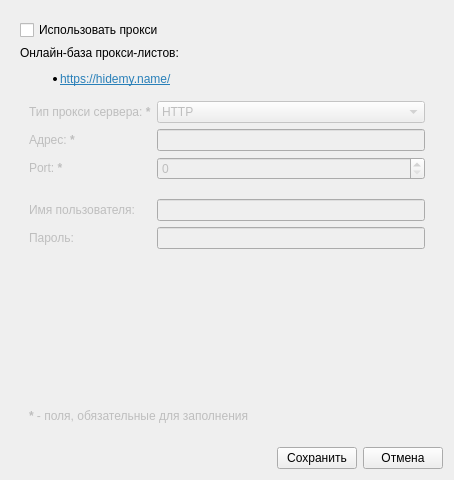
The window that ui/settingsform.ui (0valse/voiceover) describes before a commit, drawn with Qt 5.
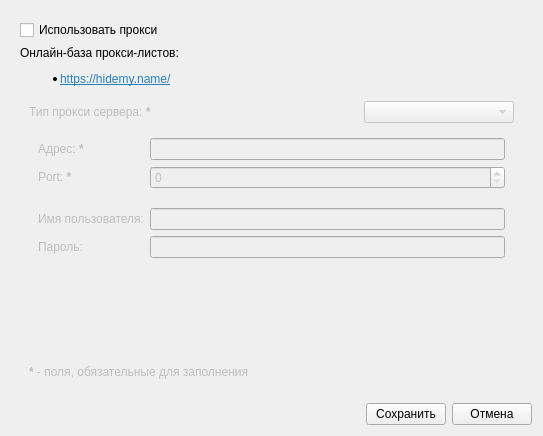
The same window after the commit. Icons and pictures are not drawn.

Patch:
```diff
--- a/ui/settingsform.ui
+++ b/ui/settingsform.ui
@@ -6,8 +6,8 @@
    <rect>
     <x>0</x>
     <y>0</y>
-    <width>454</width>
-    <height>480</height>
+    <width>543</width>
+    <height>436</height>
    </rect>
   </property>
   <property name="windowTitle">
@@ -58,46 +58,52 @@
          <property name="enabled">
           <bool>false</bool>
          </property>
-         <layout class="QGridLayout" name="gridLayout">
-          <item row="0" column="0" colspan="2">
+         <layout class="QVBoxLayout" name="verticalLayout_3">
+          <item>
+           <layout class="QHBoxLayout" name="horizontalLayout_2">
+            <item>
            <widget class="QLabel" name="labelProxyType">
             <property name="text">
              <string>&lt;html&gt;&lt;head/&gt;&lt;body&gt;&lt;p&gt;Тип прокси сервера:  &lt;span style=&quot; font-weight:600;&quot;&gt;*&lt;/span&gt;&lt;/p&gt;&lt;/body&gt;&lt;/html&gt;</string>
             </property>
            </widget>
           </item>
-          <item row="0" column="2">
+            <item>
+             <spacer name="horizontalSpacer_2">
+              <property name="orientation">
+               <enum>Qt::Horizontal</enum>
+              </property>
+              <property name="sizeHint" stdset="0">
+               <size>
+                <width>40</width>
+                <height>20</height>
+               </size>
+              </property>
+             </spacer>
+            </item>
+            <item>
            <widget class="QComboBox" name="comboBoxProxyType">
-            <item>
-             <property name="text">
-              <string>HTTP</string>
-             </property>
-            </item>
-            <item>
-             <property name="text">
-              <string>HTTPS</string>
-             </property>
-            </item>
-            <item>
-             <property name="text">
-              <string>SOCKS4</string>
-             </property>
-            </item>
-            <item>
-             <property name="text">
-              <string>SOCKS5</string>
-             </property>
-            </item>
-           </widget>
-          </item>
-          <item row="1" column="0">
+              <property name="minimumSize">
+               <size>
+                <width>150</width>
+                <height>0</height>
+               </size>
+              </property>
+             </widget>
+            </item>
+           </layout>
+          </item>
+          <item>
+           <widget class="QWidget" name="widgetOps" native="true">
+            <layout class="QGridLayout" name="gridLayout">
+             <item row="0" column="0">
            <widget class="QLabel" name="labelProxyIP">
             <property name="text">
              <string>&lt;html&gt;&lt;head/&gt;&lt;body&gt;&lt;p&gt;Адрес:  &lt;span style=&quot; font-weight:600;&quot;&gt;*&lt;/span&gt;&lt;/p&gt;&lt;/body&gt;&lt;/html&gt;</string>
             </property>
            </widget>
           </item>
-          <item row="1" column="2">
+             <item row="0" column="2">
            <widget class="QLineEdit" name="lineEditProxyIP">
             <property name="minimumSize">
              <size>
@@ -107,17 +113,21 @@
             </property>
            </widget>
           </item>
-          <item row="2" column="0">
+             <item row="1" column="0">
            <widget class="QLabel" name="labelProxyPort">
             <property name="text">
              <string>&lt;html&gt;&lt;head/&gt;&lt;body&gt;&lt;p&gt;Port: &lt;span style=&quot; font-weight:600;&quot;&gt;*&lt;/span&gt;&lt;/p&gt;&lt;/body&gt;&lt;/html&gt;</string>
             </property>
            </widget>
           </item>
-          <item row="2" column="2">
-           <widget class="QSpinBox" name="spinBoxProxyPort"/>
-          </item>
-          <item row="3" column="1">
+             <item row="1" column="2">
+              <widget class="QSpinBox" name="spinBoxProxyPort">
+               <property name="maximum">
+                <number>65535</number>
+               </property>
+              </widget>
+             </item>
+             <item row="2" column="1">
            <spacer name="verticalSpacer_2">
             <property name="orientation">
              <enum>Qt::Vertical</enum>
@@ -133,27 +143,30 @@
             </property>
            </spacer>
           </item>
-          <item row="4" column="0" colspan="2">
+             <item row="3" column="0" colspan="2">
            <widget class="QLabel" name="labelProxyUser">
             <property name="text">
              <string>Имя пользователя:</string>
             </property>
            </widget>
           </item>
-          <item row="4" column="2">
-           <widget class="QLineEdit" name="lineEdit"/>
-          </item>
-          <item row="5" column="0">
+             <item row="3" column="2">
+              <widget class="QLineEdit" name="lineEditUser"/>
+             </item>
+             <item row="4" column="0">
            <widget class="QLabel" name="labelProxyPass">
             <property name="text">
              <string>Пароль:</string>
             </property>
            </widget>
           </item>
-          <item row="5" column="2">
-           <widget class="QLineEdit" name="lineEdit_2"/>
-          </item>
-          <item row="6" column="1">
+             <item row="4" column="2">
+              <widget class="QLineEdit" name="lineEditPassword"/>
+             </item>
+            </layout>
+           </widget>
+          </item>
+          <item>
            <spacer name="verticalSpacer">
             <property name="orientation">
              <enum>Qt::Vertical</enum>
@@ -166,7 +179,7 @@
             </property>
            </spacer>
           </item>
-          <item row="7" column="0" colspan="3">
+          <item>
            <widget class="QLabel" name="label">
             <property name="text">
              <string>&lt;html&gt;&lt;head/&gt;&lt;body&gt;&lt;p&gt;&lt;span style=&quot; font-weight:600;&quot;&gt;*&lt;/span&gt; - поля, обязательные для заполнения&lt;/p&gt;&lt;/body&gt;&lt;/html&gt;</string>
```
Left out of the diff: 14 changed lines with no effect on the pictures. Lines whose indentation alone changed are shown as unchanged.
